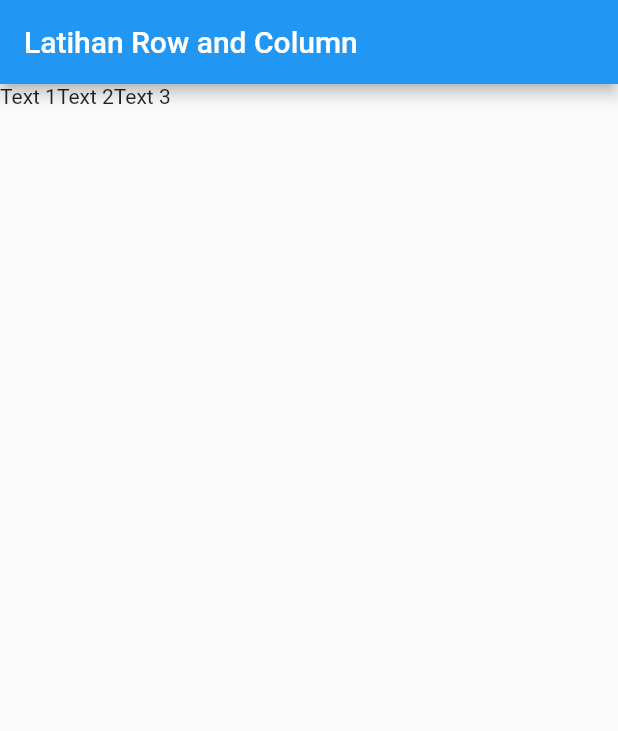
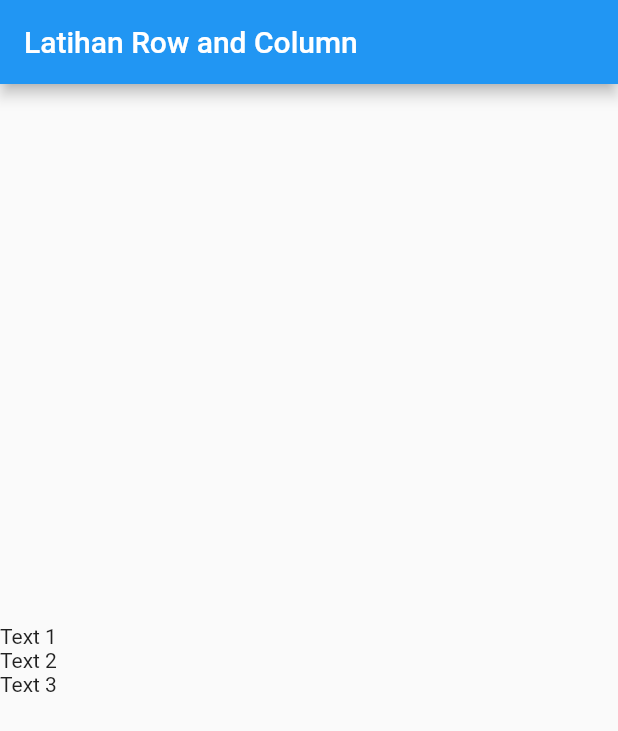
Before and after one commit to feyto81/learn-flutter-row-and-column, a Flutter app: the screen it shows after launch, on a phone screen of 412 x 824 dp. Shown: the top 731 px of the screen. Run offline on Flutter 3.47's test engine with Material 2 defaults, Android fonts, the phone set to English and light mode, and no system bars.

Commit message:
adding mainaxisaligment(ke tengah body)

```diff
--- a/lib/main.dart
+++ b/lib/main.dart
@@ -12,7 +12,8 @@ class MyApp extends StatelessWidget {
         appBar: AppBar(
           title: Text("Latihan Row and Column"),
         ),
-        body: Row(
+        body: Column(
+          mainAxisAlignment: MainAxisAlignment.center,
           children: <Widget>[Text("Text 1"), Text("Text 2"), Text("Text 3")],
         ),
       ),
```
